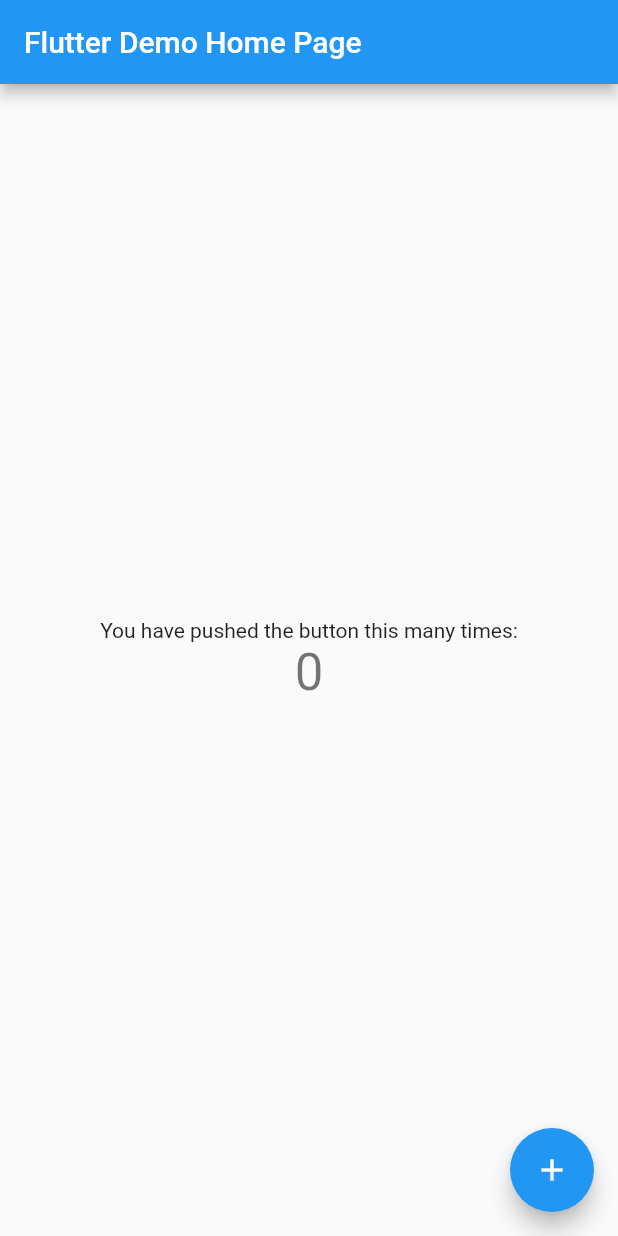
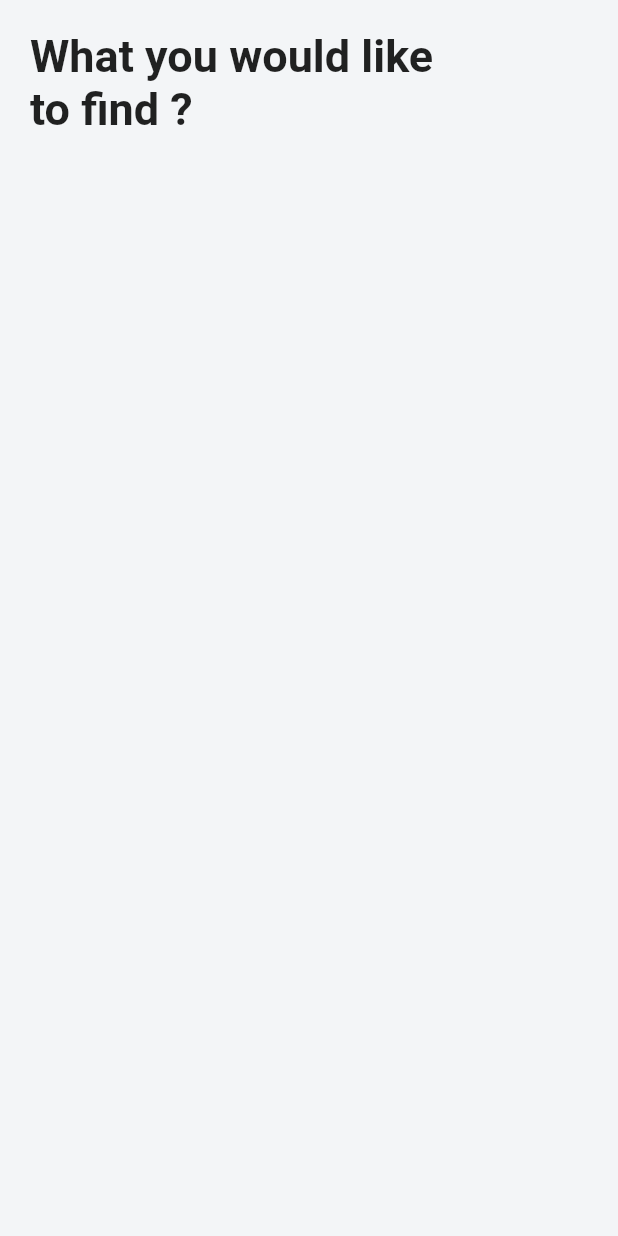
Before and after one commit to dj999dash/travelflutterapp, a Flutter app: the screen it shows after launch, on a phone screen of 412 x 824 dp. Run offline on Flutter 3.47's test engine with Material 2 defaults, Android fonts, the phone set to English and light mode, and no system bars.

Commit message:
Homescreen is setup

```diff
--- a/lib/main.dart
+++ b/lib/main.dart
@@ -1,4 +1,5 @@
 import 'package:flutter/material.dart';
+import 'package:travelapp/screens/home_screen.dart';
 
 void main() => runApp(MyApp());
 
@@ -7,105 +8,14 @@ class MyApp extends StatelessWidget {
   @override
   Widget build(BuildContext context) {
     return MaterialApp(
-      title: 'Flutter Demo',
+      title: 'Flutter Travel',
+      debugShowCheckedModeBanner: false,
       theme: ThemeData(
-        // This is the theme of your application.
-        //
-        // Try running your application with "flutter run". You'll see the
-        // application has a blue toolbar. Then, without quitting the app, try
-        // changing the primarySwatch below to Colors.green and then invoke
-        // "hot reload" (press "r" in the console where you ran "flutter run",
-        // or simply save your changes to "hot reload" in a Flutter IDE).
-        // Notice that the counter didn't reset back to zero; the application
-        // is not restarted.
-        primarySwatch: Colors.blue,
+        primaryColor: Color(0xFF3EBACE),
+        accentColor: Color(0xFFD8ECF1),
+        scaffoldBackgroundColor: Color(0xFFF3F5F7),
       ),
-      home: MyHomePage(title: 'Flutter Demo Home Page'),
+      home: HomeScreen(),
     );
   }
 }
-
-class MyHomePage extends StatefulWidget {
-  MyHomePage({Key key, this.title}) : super(key: key);
-
-  // This widget is the home page of your application. It is stateful, meaning
-  // that it has a State object (defined below) that contains fields that affect
-  // how it looks.
-
-  // This class is the configuration for the state. It holds the values (in this
-  // case the title) provided by the parent (in this case the App widget) and
-  // used by the build method of the State. Fields in a Widget subclass are
-  // always marked "final".
-
-  final String title;
-
-  @override
-  _MyHomePageState createState() => _MyHomePageState();
-}
-
-class _MyHomePageState extends State<MyHomePage> {
-  int _counter = 0;
-
-  void _incrementCounter() {
-    setState(() {
-      // This call to setState tells the Flutter framework that something has
-      // changed in this State, which causes it to rerun the build method below
-      // so that the display can reflect the updated values. If we changed
-      // _counter without calling setState(), then the build method would not be
-      // called again, and so nothing would appear to happen.
-      _counter++;
-    });
-  }
-
-  @override
-  Widget build(BuildContext context) {
-    // This method is rerun every time setState is called, for instance as done
-    // by the _incrementCounter method above.
-    //
-    // The Flutter framework has been optimized to make rerunning build methods
-    // fast, so that you can just rebuild anything that needs updating rather
-    // than having to individually change instances of widgets.
-    return Scaffold(
-      appBar: AppBar(
-        // Here we take the value from the MyHomePage object that was created by
-        // the App.build method, and use it to set our appbar title.
-        title: Text(widget.title),
-      ),
-      body: Center(
-        // Center is a layout widget. It takes a single child and positions it
-        // in the middle of the parent.
-        child: Column(
-          // Column is also a layout widget. It takes a list of children and
-          // arranges them vertically. By default, it sizes itself to fit its
-          // children horizontally, and tries to be as tall as its parent.
-          //
-          // Invoke "debug painting" (press "p" in the console, choose the
-          // "Toggle Debug Paint" action from the Flutter Inspector in Android
-          // Studio, or the "Toggle Debug Paint" command in Visual Studio Code)
-          // to see the wireframe for each widget.
-          //
-          // Column has various properties to control how it sizes itself and
-          // how it positions its children. Here we use mainAxisAlignment to
-          // center the children vertically; the main axis here is the vertical
-          // axis because Columns are vertical (the cross axis would be
-          // horizontal).
-          mainAxisAlignment: MainAxisAlignment.center,
-          children: <Widget>[
-            Text(
-              'You have pushed the button this many times:',
-            ),
-            Text(
-              '$_counter',
-              style: Theme.of(context).textTheme.display1,
-            ),
-          ],
-        ),
-      ),
-      floatingActionButton: FloatingActionButton(
-        onPressed: _incrementCounter,
-        tooltip: 'Increment',
-        child: Icon(Icons.add),
-      ), // This trailing comma makes auto-formatting nicer for build methods.
-    );
-  }
-}
--- /dev/null
+++ b/lib/screens/home_screen.dart
@@ -0,0 +1,29 @@
+import 'package:flutter/material.dart';
+
+class HomeScreen extends StatefulWidget{
+  @override
+  _HomeScreenState createState() => _HomeScreenState();
+}
+
+class _HomeScreenState extends State<HomeScreen>{
+  @override
+  Widget build(BuildContext context){
+    return Scaffold(
+      body: SafeArea(
+        child: ListView(
+          padding: EdgeInsets.symmetric(vertical: 20.0),
+          children: <Widget>[
+            Padding(
+              padding: const EdgeInsets.only(left: 20.0,right: 120.0),
+              child: Text('What you would like to find ?',
+              style: TextStyle(
+                fontSize: 30.0,
+                fontWeight: FontWeight.bold,
+              ),),
+            )
+          ],
+        ) ,
+      ) ,
+    );
+  }
+}
--- a/pubspec.yaml
+++ b/pubspec.yaml
@@ -23,6 +23,7 @@ dependencies:
   # The following adds the Cupertino Icons font to your application.
   # Use with the CupertinoIcons class for iOS style icons.
   cupertino_icons: ^0.1.2
+  font_awesome_flutter: ^8.8.1
 
 dev_dependencies:
   flutter_test:
@@ -41,9 +42,8 @@ flutter:
   uses-material-design: true
 
   # To add assets to your application, add an assets section, like this:
-  # assets:
-  #  - images/a_dot_burr.jpeg
-  #  - images/a_dot_ham.jpeg
+  assets:
+    - images/
 
   # An image asset can refer to one or more resolution-specific "variants", see
   # https://flutter.dev/assets-and-images/#resolution-aware.
```
Also changed, not shown: images/bhubaneshwar.jpg (added), images/hotel1.jpg (added), images/hotel2.jpg (added), images/kolkata.jpg (added), images/murano.jpg (added), images/newdelhi.jpg (added), images/newyork.jpg (added), images/paris.jpg (added), pubspec.lock, 2 other files.
